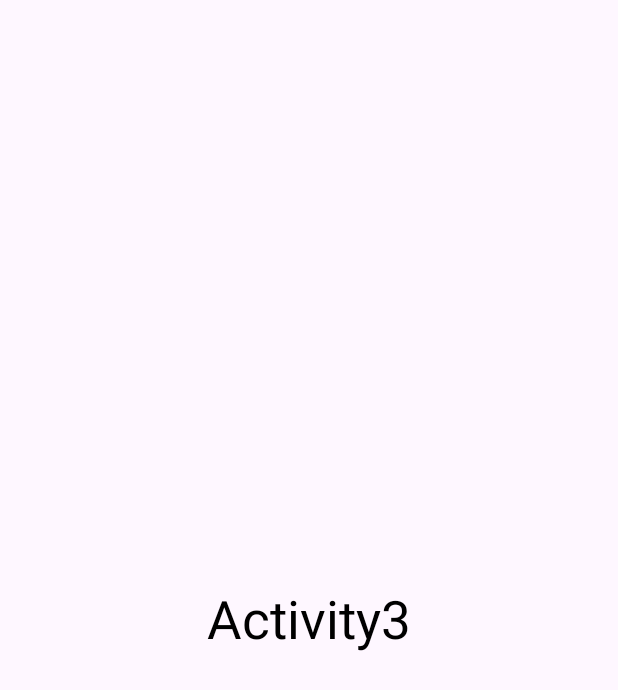
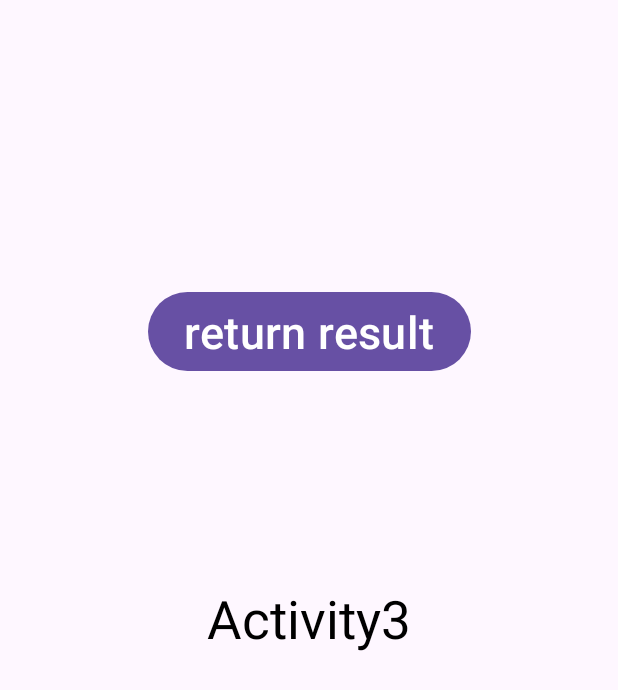
Before and after one commit to Kylinxin/MyWork, an Android app: the layout activity_3.xml on its own in the app's theme, with its tools: preview values and no code run, on a phone screen of 412 x 824 dp. Shown: the top 690 px of the screen. Run offline under Robolectric (Android 15) with nearby library versions, the phone set to English and light mode, and no system bars.

Commit message:
act跳转实现

```diff
--- a/app/src/main/res/layout/activity_3.xml
+++ b/app/src/main/res/layout/activity_3.xml
@@ -17,4 +17,16 @@
         app:layout_constraintEnd_toEndOf="parent"
         app:layout_constraintStart_toStartOf="parent"
         app:layout_constraintTop_toTopOf="parent" />
+
+    <Button
+        android:id="@+id/button_3"
+        android:layout_width="wrap_content"
+        android:layout_height="wrap_content"
+        android:text="return result"
+        android:textSize="30dp"
+        app:layout_constraintBottom_toBottomOf="parent"
+        app:layout_constraintEnd_toEndOf="parent"
+        app:layout_constraintStart_toStartOf="parent"
+        app:layout_constraintTop_toTopOf="parent"
+        app:layout_constraintVertical_bias="0.25" />
 </androidx.constraintlayout.widget.ConstraintLayout>
```
Also changed, not shown: app/src/main/java/com/example/mywork/Activity1.java (+37 -4 lines), app/src/main/java/com/example/mywork/Activity2.java (+10 -8 lines), app/src/main/java/com/example/mywork/Activity3.java (deleted, +0 -59 lines), app/src/main/res/layout/activity_1.xml (+27 -13 lines).
